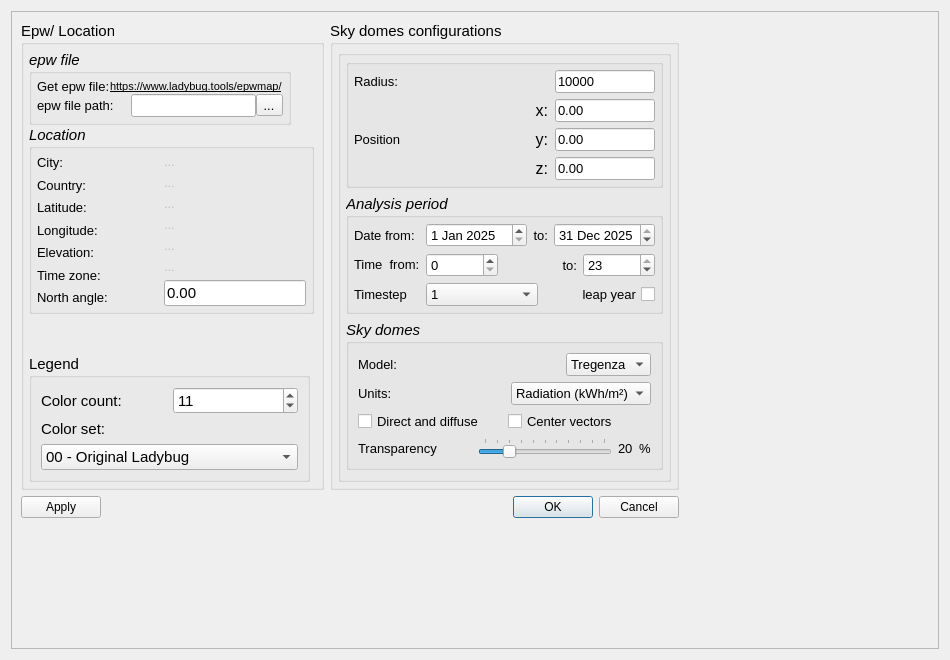
Qt form SkyDomes.ui (Francisco-Rosa/Solar) before a commit.
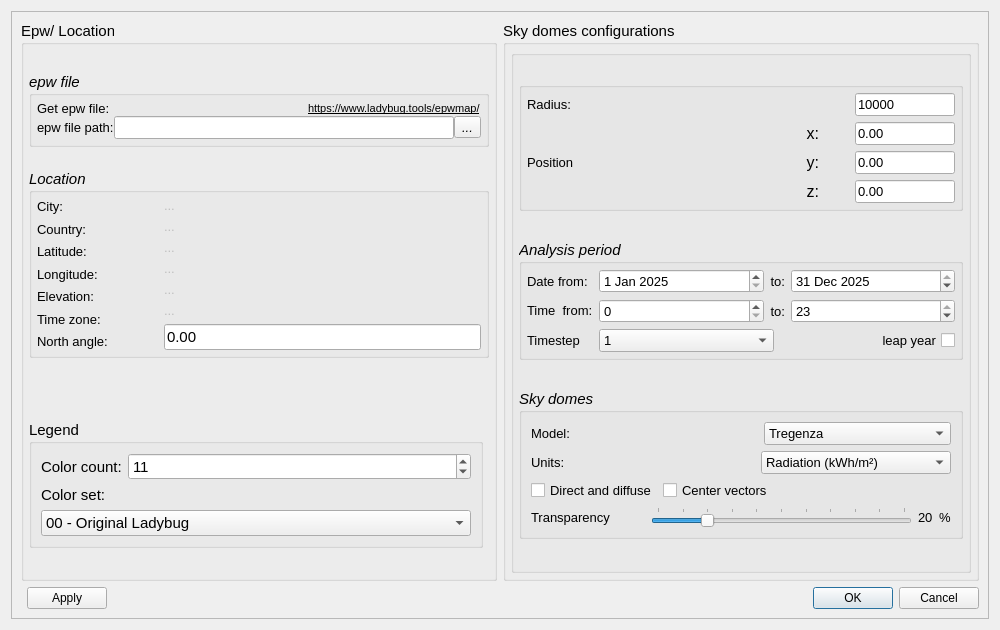
The same form after that commit.

Patch:
```diff
--- a/SkyDomes.ui
+++ b/SkyDomes.ui
@@ -6,8 +6,8 @@
    <rect>
     <x>0</x>
     <y>0</y>
-    <width>950</width>
-    <height>660</height>
+    <width>1000</width>
+    <height>630</height>
    </rect>
   </property>
   <property name="sizePolicy">
@@ -22,15 +22,9 @@
   <property name="toolTip">
    <string/>
   </property>
-  <layout class="QGridLayout" name="gridLayout">
-   <item row="0" column="0">
-    <widget class="QScrollArea" name="scrollArea_2">
-     <property name="sizePolicy">
-      <sizepolicy hsizetype="Expanding" vsizetype="Expanding">
-       <horstretch>0</horstretch>
-       <verstretch>0</verstretch>
-      </sizepolicy>
-     </property>
+  <layout class="QHBoxLayout" name="horizontalLayout_13">
+   <item>
+    <widget class="QScrollArea" name="scrollArea">
      <property name="widgetResizable">
       <bool>true</bool>
      </property>
@@ -39,21 +33,17 @@
        <rect>
         <x>0</x>
         <y>0</y>
-        <width>820</width>
-        <height>628</height>
+        <width>959</width>
+        <height>630</height>
        </rect>
       </property>
-      <property name="sizePolicy">
-       <sizepolicy hsizetype="Maximum" vsizetype="Maximum">
-        <horstretch>0</horstretch>
-        <verstretch>0</verstretch>
-       </sizepolicy>
-      </property>
       <layout class="QFormLayout" name="formLayout">
-       <item row="0" column="0">
+       <item row="0" column="0" colspan="2">
+        <layout class="QHBoxLayout" name="horizontalLayout_16">
+         <item>
         <widget class="QGroupBox" name="groupBox_epw_location">
          <property name="sizePolicy">
-          <sizepolicy hsizetype="Minimum" vsizetype="Expanding">
+            <sizepolicy hsizetype="Expanding" vsizetype="Expanding">
            <horstretch>0</horstretch>
            <verstretch>0</verstretch>
           </sizepolicy>
@@ -92,7 +82,7 @@
           <item row="3" column="0" colspan="2">
            <widget class="QGroupBox" name="groupBox_location">
             <property name="sizePolicy">
-             <sizepolicy hsizetype="Maximum" vsizetype="Maximum">
+               <sizepolicy hsizetype="Expanding" vsizetype="Maximum">
               <horstretch>0</horstretch>
               <verstretch>0</verstretch>
              </sizepolicy>
@@ -402,7 +392,7 @@
                     <bool>true</bool>
                    </property>
                    <property name="sizePolicy">
-                    <sizepolicy hsizetype="Maximum" vsizetype="Fixed">
+                      <sizepolicy hsizetype="Expanding" vsizetype="Fixed">
                      <horstretch>0</horstretch>
                      <verstretch>0</verstretch>
                     </sizepolicy>
@@ -436,7 +426,7 @@
           <item row="2" column="0" colspan="2">
            <widget class="QGroupBox" name="groupBox_epw_file">
             <property name="sizePolicy">
-             <sizepolicy hsizetype="Maximum" vsizetype="Maximum">
+               <sizepolicy hsizetype="Expanding" vsizetype="Maximum">
               <horstretch>0</horstretch>
               <verstretch>0</verstretch>
              </sizepolicy>
@@ -554,7 +544,7 @@
                     <bool>true</bool>
                    </property>
                    <property name="sizePolicy">
-                    <sizepolicy hsizetype="Maximum" vsizetype="Fixed">
+                      <sizepolicy hsizetype="Expanding" vsizetype="Fixed">
                      <horstretch>0</horstretch>
                      <verstretch>0</verstretch>
                     </sizepolicy>
@@ -601,6 +591,9 @@
             <property name="orientation">
              <enum>Qt::Vertical</enum>
             </property>
+              <property name="sizeType">
+               <enum>QSizePolicy::Maximum</enum>
+              </property>
             <property name="sizeHint" stdset="0">
              <size>
               <width>20</width>
@@ -612,7 +605,7 @@
           <item row="7" column="0">
            <widget class="QGroupBox" name="groupBox_Legend">
             <property name="sizePolicy">
-             <sizepolicy hsizetype="Maximum" vsizetype="Maximum">
+               <sizepolicy hsizetype="Expanding" vsizetype="Maximum">
               <horstretch>0</horstretch>
               <verstretch>0</verstretch>
              </sizepolicy>
@@ -638,6 +631,12 @@
                </item>
                <item>
                 <widget class="QSpinBox" name="spinBox_color_count">
+                   <property name="sizePolicy">
+                    <sizepolicy hsizetype="Expanding" vsizetype="Fixed">
+                     <horstretch>0</horstretch>
+                     <verstretch>0</verstretch>
+                    </sizepolicy>
+                   </property>
                  <property name="toolTip">
                   <string>Number of segments of legend bar (default = 11).</string>
                  </property>
@@ -657,6 +656,12 @@
              </item>
              <item row="3" column="0">
               <widget class="QComboBox" name="comboBox_color_set">
+                 <property name="sizePolicy">
+                  <sizepolicy hsizetype="Expanding" vsizetype="Fixed">
+                   <horstretch>0</horstretch>
+                   <verstretch>0</verstretch>
+                  </sizepolicy>
+                 </property>
                <property name="toolTip">
                 <string>Choose the legend color set.</string>
                </property>
@@ -833,7 +838,7 @@
          </layout>
         </widget>
        </item>
-       <item row="0" column="1">
+         <item>
         <widget class="QGroupBox" name="groupBox_sky_domes_configuration">
          <property name="sizePolicy">
           <sizepolicy hsizetype="Expanding" vsizetype="Expanding">
@@ -965,7 +970,7 @@
                        <bool>true</bool>
                       </property>
                       <property name="sizePolicy">
-                       <sizepolicy hsizetype="Maximum" vsizetype="Fixed">
+                         <sizepolicy hsizetype="Expanding" vsizetype="Fixed">
                         <horstretch>0</horstretch>
                         <verstretch>0</verstretch>
                        </sizepolicy>
@@ -1301,6 +1306,12 @@
                         <property name="enabled">
                          <bool>true</bool>
                         </property>
+                          <property name="sizePolicy">
+                           <sizepolicy hsizetype="Expanding" vsizetype="Fixed">
+                            <horstretch>0</horstretch>
+                            <verstretch>0</verstretch>
+                           </sizepolicy>
+                          </property>
                         <property name="font">
                          <font>
                           <pointsize>10</pointsize>
@@ -1346,6 +1357,12 @@
                         <property name="enabled">
                          <bool>true</bool>
                         </property>
+                          <property name="sizePolicy">
+                           <sizepolicy hsizetype="Expanding" vsizetype="Fixed">
+                            <horstretch>0</horstretch>
+                            <verstretch>0</verstretch>
+                           </sizepolicy>
+                          </property>
                         <property name="font">
                          <font>
                           <pointsize>10</pointsize>
@@ -1373,6 +1390,12 @@
                      <layout class="QHBoxLayout" name="horizontalLayout_4">
                       <item>
                        <widget class="QSpinBox" name="spinBox_time_from">
+                          <property name="sizePolicy">
+                           <sizepolicy hsizetype="Expanding" vsizetype="Fixed">
+                            <horstretch>0</horstretch>
+                            <verstretch>0</verstretch>
+                           </sizepolicy>
+                          </property>
                         <property name="font">
                          <font>
                           <pointsize>10</pointsize>
@@ -1417,6 +1440,12 @@
                       </item>
                       <item>
                        <widget class="QSpinBox" name="spinBox_time_to">
+                          <property name="sizePolicy">
+                           <sizepolicy hsizetype="Expanding" vsizetype="Fixed">
+                            <horstretch>0</horstretch>
+                            <verstretch>0</verstretch>
+                           </sizepolicy>
+                          </property>
                         <property name="font">
                          <font>
                           <pointsize>10</pointsize>
@@ -1449,6 +1478,12 @@
                         <property name="enabled">
                          <bool>true</bool>
                         </property>
+                          <property name="sizePolicy">
+                           <sizepolicy hsizetype="Expanding" vsizetype="Fixed">
+                            <horstretch>0</horstretch>
+                            <verstretch>0</verstretch>
+                           </sizepolicy>
+                          </property>
                         <property name="font">
                          <font>
                           <pointsize>10</pointsize>
@@ -1523,6 +1558,12 @@
                       </item>
                       <item>
                        <widget class="QCheckBox" name="checkBox_leap_year">
+                          <property name="sizePolicy">
+                           <sizepolicy hsizetype="Expanding" vsizetype="Fixed">
+                            <horstretch>0</horstretch>
+                            <verstretch>0</verstretch>
+                           </sizepolicy>
+                          </property>
                         <property name="font">
                          <font>
                           <pointsize>10</pointsize>
@@ -1607,6 +1648,12 @@
                       <property name="enabled">
                        <bool>true</bool>
                       </property>
+                        <property name="sizePolicy">
+                         <sizepolicy hsizetype="Expanding" vsizetype="Fixed">
+                          <horstretch>0</horstretch>
+                          <verstretch>0</verstretch>
+                         </sizepolicy>
+                        </property>
                       <property name="font">
                        <font>
                         <family>Arial</family>
@@ -1670,6 +1717,12 @@
                       <property name="enabled">
                        <bool>true</bool>
                       </property>
+                        <property name="sizePolicy">
+                         <sizepolicy hsizetype="Expanding" vsizetype="Fixed">
+                          <horstretch>0</horstretch>
+                          <verstretch>0</verstretch>
+                         </sizepolicy>
+                        </property>
                       <property name="font">
                        <font>
                         <pointsize>10</pointsize>
@@ -1718,6 +1771,12 @@
                     </item>
                     <item>
                      <widget class="QCheckBox" name="checkBox_center_vectors">
+                        <property name="sizePolicy">
+                         <sizepolicy hsizetype="Expanding" vsizetype="Fixed">
+                          <horstretch>0</horstretch>
+                          <verstretch>0</verstretch>
+                         </sizepolicy>
+                        </property>
                       <property name="font">
                        <font>
                         <pointsize>10</pointsize>
@@ -1774,7 +1833,7 @@
                        <bool>true</bool>
                       </property>
                       <property name="sizePolicy">
-                       <sizepolicy hsizetype="MinimumExpanding" vsizetype="Fixed">
+                         <sizepolicy hsizetype="Expanding" vsizetype="Fixed">
                         <horstretch>0</horstretch>
                         <verstretch>0</verstretch>
                        </sizepolicy>
@@ -1841,8 +1900,13 @@
          </layout>
         </widget>
        </item>
-       <item row="1" column="0">
-        <layout class="QHBoxLayout" name="horizontalLayout_13">
+        </layout>
+       </item>
+       <item row="1" column="1">
+        <layout class="QHBoxLayout" name="horizontalLayout_11">
+         <property name="sizeConstraint">
+          <enum>QLayout::SetMaximumSize</enum>
+         </property>
          <item>
           <widget class="QPushButton" name="pushButton_Apply">
            <property name="sizePolicy">
@@ -1856,9 +1920,7 @@
            </property>
           </widget>
          </item>
-        </layout>
-       </item>
-       <item row="1" column="1">
+         <item>
         <widget class="QDialogButtonBox" name="buttonBox_Cancel_OK">
          <property name="orientation">
           <enum>Qt::Horizontal</enum>
@@ -1867,6 +1929,8 @@
           <set>QDialogButtonBox::Cancel|QDialogButtonBox::Ok</set>
          </property>
         </widget>
+         </item>
+        </layout>
        </item>
       </layout>
      </widget>
```
Left out of the diff: 2 changed lines with no effect on the pictures. Lines whose indentation alone changed are shown as unchanged.
